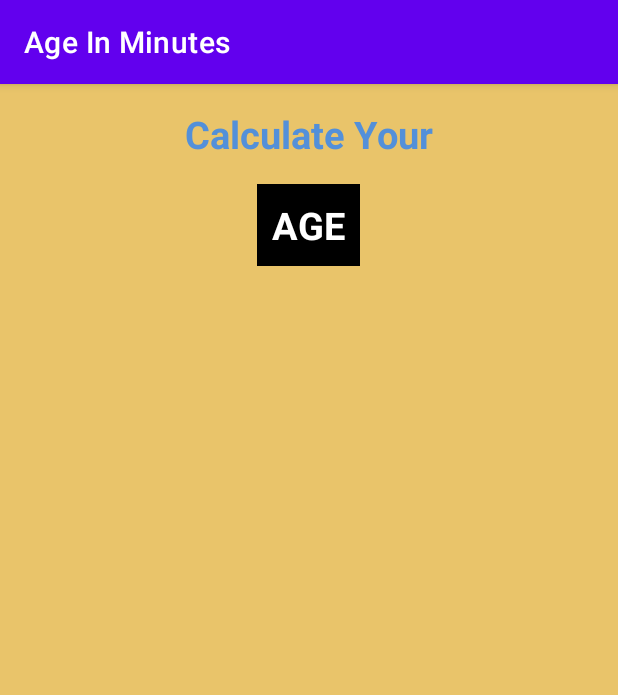
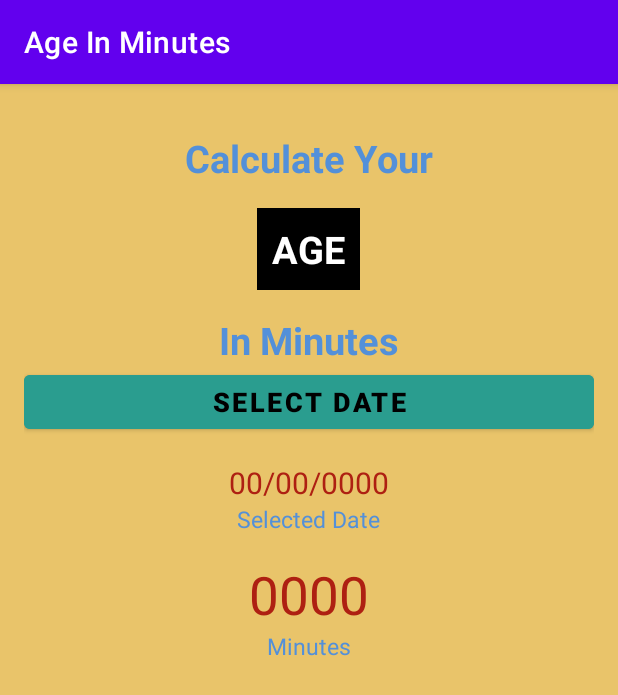
Before and after one commit to DevanshuChauhan1999/AgeInMinutes, an Android app: the screen it shows after launch (MainActivity), on a phone screen of 412 x 824 dp. Shown: the top 695 px of the screen. Run offline under Robolectric (Android 15) with nearby library versions, the phone set to English and light mode, and no system bars.

Commit message:
layout complete

```diff
--- a/app/build.gradle
+++ b/app/build.gradle
@@ -4,12 +4,12 @@ plugins {
 }
 
 android {
-    compileSdk 30
+    compileSdk 31
 
     defaultConfig {
         applicationId "com.example.ageinminutes"
         minSdk 23
-        targetSdk 30
+        targetSdk 31
         versionCode 1
         versionName "1.0"
 
@@ -34,10 +34,10 @@ android {
 dependencies {
 
     implementation 'androidx.core:core-ktx:1.7.0'
-    implementation 'androidx.appcompat:appcompat:1.4.0'
-    implementation 'com.google.android.material:material:1.4.0'
-    implementation 'androidx.constraintlayout:constraintlayout:2.1.2'
-    testImplementation 'junit:junit:4.+'
+    implementation 'androidx.appcompat:appcompat:1.4.1'
+    implementation 'com.google.android.material:material:1.5.0'
+    implementation 'androidx.constraintlayout:constraintlayout:2.1.3'
+    testImplementation 'junit:junit:'
     androidTestImplementation 'androidx.test.ext:junit:1.1.3'
     androidTestImplementation 'androidx.test.espresso:espresso-core:3.4.0'
 }
--- a/app/src/main/res/layout/activity_main.xml
+++ b/app/src/main/res/layout/activity_main.xml
@@ -8,6 +8,7 @@
     android:orientation="vertical"
     tools:context=".MainActivity"
     android:gravity="center_horizontal"
+    android:padding="16dp"
     >
 
     <TextView
@@ -31,5 +32,59 @@
         android:textSize="25sp"
         android:textStyle="bold"
         />
+    <TextView
+        android:layout_width="wrap_content"
+        android:layout_height="wrap_content"
+        android:layout_marginTop="16sp"
+        android:text="In Minutes"
+        android:textColor="@color/textRed"
+        android:textSize="25sp"
+        android:textStyle="bold"
+        />
+    <Button
+        android:id="@+id/button3"
+        android:layout_width="match_parent"
+        android:layout_height="wrap_content"
+        android:backgroundTint="@color/bgBtn"
+        android:textColor="@color/black"
+        android:textStyle="bold"
+        android:textSize="18sp"
+        android:text="Select Date"
+        />
+
+    <TextView
+        android:layout_width="wrap_content"
+        android:layout_height="wrap_content"
+        android:layout_marginTop="16sp"
+        android:text="00/00/0000"
+        android:textColor="@color/text2"
+        android:textSize="20sp"
+        />
+
+    <TextView
+        android:layout_width="wrap_content"
+        android:layout_height="wrap_content"
+        android:text="Selected Date"
+        android:textColor="@color/textRed"
+        android:textSize="15sp"
+        />
+
+    <TextView
+        android:layout_width="wrap_content"
+        android:layout_height="wrap_content"
+        android:layout_marginTop="16sp"
+        android:text="0000"
+        android:textColor="@color/text2"
+        android:textSize="35sp"
+        />
+
+    <TextView
+        android:layout_width="wrap_content"
+        android:layout_height="wrap_content"
+        android:text="Minutes"
+        android:textColor="@color/textRed"
+        android:textSize="15sp"
+        />
+
 
 </LinearLayout>
--- a/app/src/main/res/values/colors.xml
+++ b/app/src/main/res/values/colors.xml
@@ -8,5 +8,7 @@
     <color name="black">#FF000000</color>
     <color name="white">#FFFFFFFF</color>
     <color name="textRed">#5390d9</color>
+    <color name="text2">#ae2012</color>
     <color name="bgColor">#e9c46a</color>
+    <color name="bgBtn">#2a9d8f</color>
 </resources>
```
